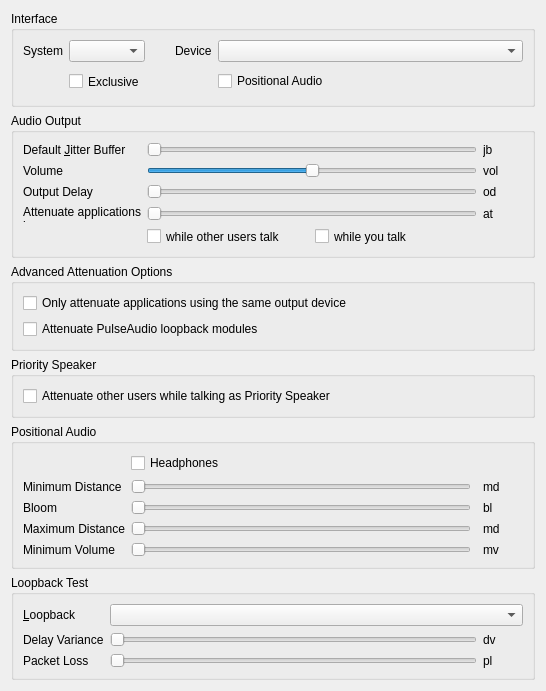
Before: the Qt Designer form src/mumble/AudioOutput.ui in mumble-voip/mumble, drawn with Qt 5.
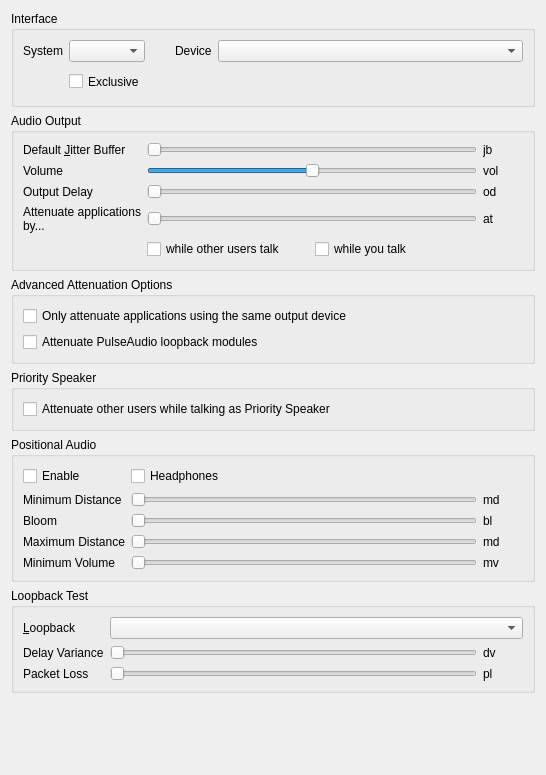
After: the same form once the commit is applied. Custom widgets are drawn as their Qt base class.

Commit message:
src/mumble/AudioOutput.ui: Move positional audio option to proper section
We do have a separate section in the AudioOutput settings for positional
audio but the option to enable/disable it is not in that section. This
doesn't make a whole lot of sense.

This commit simply moves the setting into the positional audio section
and also renames it from "positional audio" to "enable" as due to its
location in the settings, it's clear what it'll be about.

```diff
--- a/src/mumble/AudioOutput.ui
+++ b/src/mumble/AudioOutput.ui
@@ -7,7 +7,7 @@
     <x>0</x>
     <y>0</y>
     <width>546</width>
-    <height>669</height>
+    <height>775</height>
    </rect>
   </property>
   <property name="windowTitle">
@@ -116,13 +116,6 @@
         </property>
        </widget>
       </item>
-      <item row="1" column="4">
-       <widget class="QCheckBox" name="qcbPositional">
-        <property name="text">
-         <string>Positional Audio</string>
-        </property>
-       </widget>
-      </item>
      </layout>
     </widget>
    </item>
@@ -402,20 +395,74 @@
       <string>Positional Audio</string>
      </property>
      <layout class="QGridLayout" name="gridLayout_2">
-      <item row="0" column="3" colspan="3">
-       <widget class="QCheckBox" name="qcbHeadphones">
+      <item row="4" column="3">
+       <widget class="QSlider" name="qsMaxDistance">
         <property name="toolTip">
          <string>The connected &quot;speakers&quot; are actually headphones</string>
         </property>
         <property name="whatsThis">
-         <string>Checking this indicates that you don't have speakers connected, just headphones. This is important, as speakers are usually in front of you, while headphones are directly to your left/right.</string>
+         <string>This sets the maximum distance for sound calculations. When farther away than this, other users' speech volume will not decrease any further.</string>
+        </property>
+        <property name="minimum">
+         <number>10</number>
+        </property>
+        <property name="maximum">
+         <number>1000</number>
+        </property>
+        <property name="orientation">
+         <enum>Qt::Horizontal</enum>
+        </property>
+       </widget>
+      </item>
+      <item row="5" column="3">
+       <widget class="QSlider" name="qsMaxDistVolume">
+        <property name="toolTip">
+         <string>Factor for sound volume decrease</string>
+        </property>
+        <property name="whatsThis">
+         <string>What should the volume be at the maximum distance?</string>
+        </property>
+        <property name="maximum">
+         <number>100</number>
+        </property>
+        <property name="orientation">
+         <enum>Qt::Horizontal</enum>
+        </property>
+       </widget>
+      </item>
+      <item row="3" column="3">
+       <widget class="QSlider" name="qsBloom">
+        <property name="toolTip">
+         <string>Factor for sound volume increase</string>
+        </property>
+        <property name="whatsThis">
+         <string>How much should sound volume increase for sources that are really close?</string>
+        </property>
+        <property name="minimum">
+         <number>0</number>
+        </property>
+        <property name="maximum">
+         <number>75</number>
+        </property>
+        <property name="orientation">
+         <enum>Qt::Horizontal</enum>
+        </property>
+       </widget>
+      </item>
+      <item row="5" column="5">
+       <widget class="QLabel" name="qlMaxDistVolume">
+        <property name="minimumSize">
+         <size>
+          <width>40</width>
+          <height>0</height>
+         </size>
         </property>
         <property name="text">
-         <string>Headphones</string>
+         <string notr="true">mv</string>
         </property>
        </widget>
       </item>
-      <item row="1" column="1">
+      <item row="2" column="1">
        <widget class="QLabel" name="qliMinDistancce">
         <property name="text">
          <string>Minimum Distance</string>
@@ -425,7 +472,30 @@
         </property>
        </widget>
       </item>
-      <item row="1" column="3">
+      <item row="2" column="5">
+       <widget class="QLabel" name="qlMinDistance">
+        <property name="minimumSize">
+         <size>
+          <width>40</width>
+          <height>0</height>
+         </size>
+        </property>
+        <property name="text">
+         <string notr="true">md</string>
+        </property>
+       </widget>
+      </item>
+      <item row="3" column="1">
+       <widget class="QLabel" name="qliBloom">
+        <property name="text">
+         <string>Bloom</string>
+        </property>
+        <property name="buddy">
+         <cstring>qsMaxDistVolume</cstring>
+        </property>
+       </widget>
+      </item>
+      <item row="2" column="3">
        <widget class="QSlider" name="qsMinDistance">
         <property name="toolTip">
          <string>Minimum distance to user before sound volume decreases</string>
@@ -447,8 +517,8 @@
         </property>
        </widget>
       </item>
-      <item row="1" column="5">
-       <widget class="QLabel" name="qlMinDistance">
+      <item row="4" column="5">
+       <widget class="QLabel" name="qlMaxDistance">
         <property name="minimumSize">
          <size>
           <width>40</width>
@@ -460,7 +530,17 @@
         </property>
        </widget>
       </item>
-      <item row="3" column="1">
+      <item row="5" column="1">
+       <widget class="QLabel" name="qliMaxDistVolume">
+        <property name="text">
+         <string>Minimum Volume</string>
+        </property>
+        <property name="buddy">
+         <cstring>qsMaxDistVolume</cstring>
+        </property>
+       </widget>
+      </item>
+      <item row="4" column="1">
        <widget class="QLabel" name="qliMaxDistancce">
         <property name="text">
          <string>Maximum Distance</string>
@@ -470,88 +550,7 @@
         </property>
        </widget>
       </item>
-      <item row="3" column="3">
-       <widget class="QSlider" name="qsMaxDistance">
-        <property name="toolTip">
-         <string>Maximum distance, beyond which speech volume won't decrease</string>
-        </property>
-        <property name="whatsThis">
-         <string>This sets the maximum distance for sound calculations. When farther away than this, other users' speech volume will not decrease any further.</string>
-        </property>
-        <property name="minimum">
-         <number>10</number>
-        </property>
-        <property name="maximum">
-         <number>1000</number>
-        </property>
-        <property name="orientation">
-         <enum>Qt::Horizontal</enum>
-        </property>
-       </widget>
-      </item>
       <item row="3" column="5">
-       <widget class="QLabel" name="qlMaxDistance">
-        <property name="minimumSize">
-         <size>
-          <width>40</width>
-          <height>0</height>
-         </size>
-        </property>
-        <property name="text">
-         <string notr="true">md</string>
-        </property>
-       </widget>
-      </item>
-      <item row="4" column="1">
-       <widget class="QLabel" name="qliMaxDistVolume">
-        <property name="text">
-         <string>Minimum Volume</string>
-        </property>
-        <property name="buddy">
-         <cstring>qsMaxDistVolume</cstring>
-        </property>
-       </widget>
-      </item>
-      <item row="4" column="3">
-       <widget class="QSlider" name="qsMaxDistVolume">
-        <property name="toolTip">
-         <string>Factor for sound volume decrease</string>
-        </property>
-        <property name="whatsThis">
-         <string>What should the volume be at the maximum distance?</string>
-        </property>
-        <property name="maximum">
-         <number>100</number>
-        </property>
-        <property name="orientation">
-         <enum>Qt::Horizontal</enum>
-        </property>
-       </widget>
-      </item>
-      <item row="4" column="5">
-       <widget class="QLabel" name="qlMaxDistVolume">
-        <property name="minimumSize">
-         <size>
-          <width>40</width>
-          <height>0</height>
-         </size>
-        </property>
-        <property name="text">
-         <string notr="true">mv</string>
-        </property>
-       </widget>
-      </item>
-      <item row="2" column="1">
-       <widget class="QLabel" name="qliBloom">
-        <property name="text">
-         <string>Bloom</string>
-        </property>
-        <property name="buddy">
-         <cstring>qsMaxDistVolume</cstring>
-        </property>
-       </widget>
-      </item>
-      <item row="2" column="5">
        <widget class="QLabel" name="qlBloom">
         <property name="minimumSize">
          <size>
@@ -564,22 +563,23 @@
         </property>
        </widget>
       </item>
-      <item row="2" column="3">
-       <widget class="QSlider" name="qsBloom">
+      <item row="0" column="1">
+       <widget class="QCheckBox" name="qcbPositional">
+        <property name="text">
+         <string>Enable</string>
+        </property>
+       </widget>
+      </item>
+      <item row="0" column="3">
+       <widget class="QCheckBox" name="qcbHeadphones">
         <property name="toolTip">
          <string>Factor for sound volume increase</string>
         </property>
         <property name="whatsThis">
          <string>How much should sound volume increase for sources that are really close?</string>
         </property>
-        <property name="minimum">
-         <number>0</number>
-        </property>
-        <property name="maximum">
-         <number>75</number>
-        </property>
-        <property name="orientation">
-         <enum>Qt::Horizontal</enum>
+        <property name="text">
+         <string>Headphones</string>
         </property>
        </widget>
       </item>
@@ -714,6 +714,13 @@
    </item>
   </layout>
  </widget>
+ <customwidgets>
+  <customwidget>
+   <class>MUComboBox</class>
+   <extends>QComboBox</extends>
+   <header>widgets/MUComboBox.h</header>
+  </customwidget>
+ </customwidgets>
  <tabstops>
   <tabstop>qcbSystem</tabstop>
   <tabstop>qcbDevice</tabstop>
@@ -730,13 +737,6 @@
   <tabstop>qsPacketDelay</tabstop>
   <tabstop>qsPacketLoss</tabstop>
  </tabstops>
- <customwidgets>
-  <customwidget>
-   <class>MUComboBox</class>
-   <extends>QComboBox</extends>
-   <header>widgets/MUComboBox.h</header>
-  </customwidget>
- </customwidgets>
  <resources/>
  <connections/>
 </ui>
```
Left out of the diff: 12 changed lines with no effect on the pictures. The commit also changes 2 other files.
